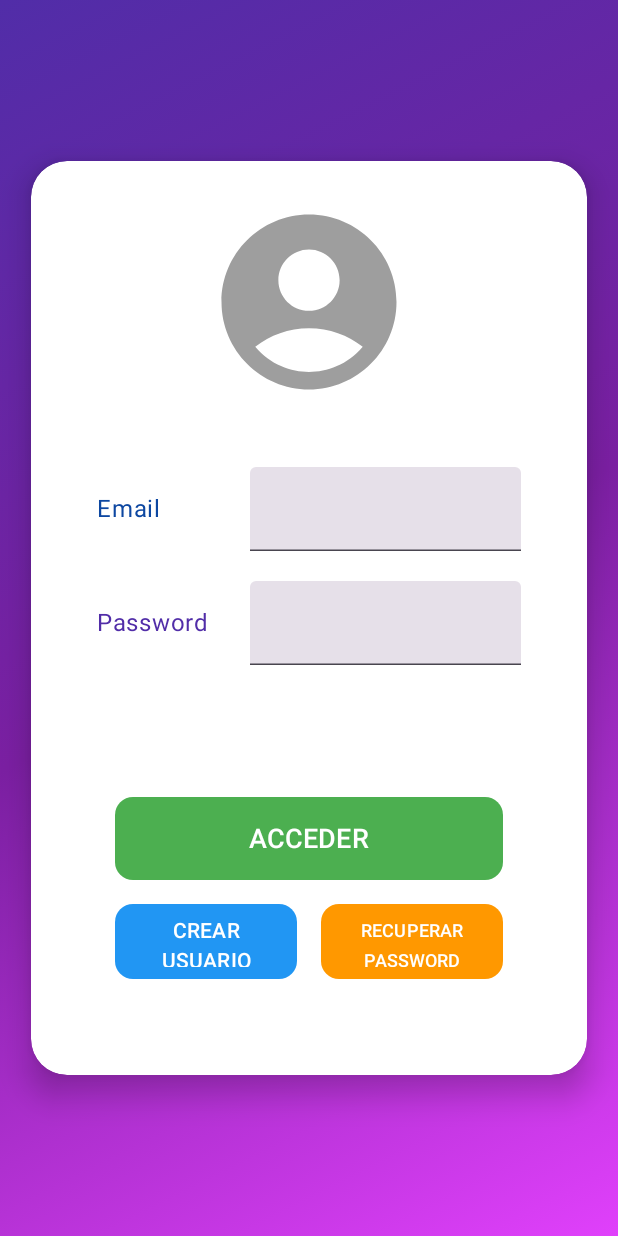
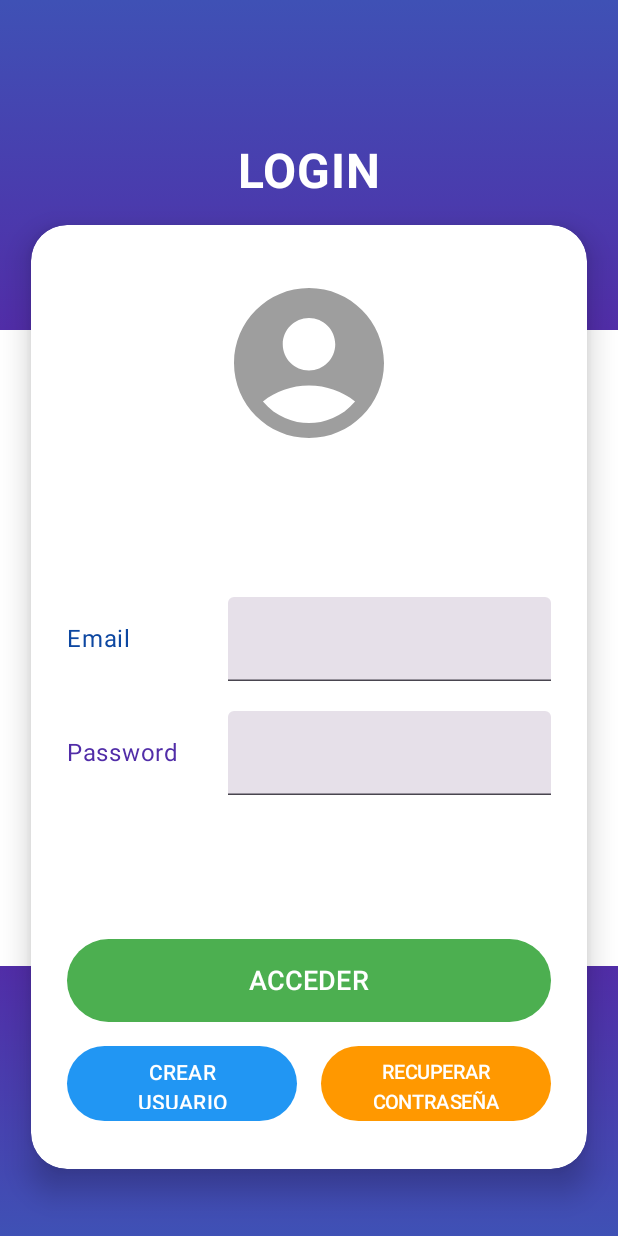
Before and after one commit to andvigofp/ProyectoAndroid_Eduardo_Andres, an Android app built with Jetpack Compose: the @Preview function LoginScreenPreview, on a phone screen of 412 x 824 dp. Run offline under Robolectric (Android 15) with nearby library versions, the phone set to English and light mode, and no system bars.

Commit message:
Arreglado el problema de la pantalla de Loging que hacía que se comprimiera los componenetes y el texto

```diff
--- a/app/build.gradle.kts
+++ b/app/build.gradle.kts
@@ -50,7 +50,7 @@ dependencies {
     implementation(libs.androidx.compose.ui.tooling.preview)
     implementation(libs.androidx.compose.material3)
     implementation("androidx.compose.material:material-icons-extended")
-    implementation("io.coil-kt:coil-compose:2.5.0")
+    implementation("io.coil-kt:coil-compose:2.7.0")
     testImplementation(libs.junit)
     androidTestImplementation(libs.androidx.junit)
     androidTestImplementation(libs.androidx.espresso.core)
--- a/app/src/main/java/com/example/proyecto_eduardo_andres/componentes/componenteLogin/LoginButtonTexts.kt
+++ b/app/src/main/java/com/example/proyecto_eduardo_andres/myComponents/componenteLogin/LoginButtonTexts.kt
@@ -1,4 +1,4 @@
-package com.example.proyecto_eduardo_andres.componentes.componenteLogin
+package com.example.proyecto_eduardo_andres.myComponents.componenteLogin
 
 data class LoginButtonTexts(
     val acceder: String = "ACCEDER",
--- a/app/src/main/java/com/example/proyecto_eduardo_andres/componentes/componenteLogin/LoginButtons.kt
+++ b/app/src/main/java/com/example/proyecto_eduardo_andres/myComponents/componenteLogin/LoginButtons.kt
@@ -1,4 +1,4 @@
-package com.example.proyecto_eduardo_andres.componentes.componenteLogin
+package com.example.proyecto_eduardo_andres.myComponents.componenteLogin
 
 import androidx.compose.foundation.layout.*
 import androidx.compose.material3.*
@@ -18,48 +18,39 @@ fun LoginButtons(
     onRecuperarPasswordClick: () -> Unit
 ) {
     Column(
-        modifier = Modifier
-            .fillMaxWidth()
-            .padding(horizontal = 32.dp, vertical = 40.dp),
+        modifier = Modifier.fillMaxWidth(),
         horizontalAlignment = Alignment.CenterHorizontally
     ) {
-        // Botón principal: ACCEDER
+        // ACCEDER
         Button(
             onClick = onAccederClick,
             colors = ButtonDefaults.buttonColors(
-                containerColor = Color(0xFF4CAF50), // Verde brillante
+                containerColor = Color(0xFF4CAF50),
                 contentColor = Color.White
             ),
             modifier = Modifier
                 .fillMaxWidth()
-                .padding(vertical = 8.dp)
-                .height(55.dp),
-            shape = MaterialTheme.shapes.medium
+                .height(55.dp)
         ) {
-            Text(
-                text = "ACCEDER",
-                fontSize = 18.sp
-            )
+            Text("ACCEDER", fontSize = 18.sp)
         }
 
-        // Fila inferior: CREAR USUARIO y RECUPERAR PASSWORD
+        Spacer(modifier = Modifier.height(16.dp))
+
+        // Fila inferior
         Row(
-            modifier = Modifier
-                .fillMaxWidth()
-                .padding(top = 8.dp),
-            horizontalArrangement = Arrangement.SpaceBetween
+            modifier = Modifier.fillMaxWidth(),
+            horizontalArrangement = Arrangement.spacedBy(16.dp)
         ) {
-            // CREAR USUARIO
             Button(
                 onClick = onCrearUsuarioClick,
                 colors = ButtonDefaults.buttonColors(
-                    containerColor = Color(0xFF2196F3), // Azul fuerte
+                    containerColor = Color(0xFF2196F3),
                     contentColor = Color.White
                 ),
                 modifier = Modifier
                     .weight(1f)
-                    .height(50.dp),
-                shape = MaterialTheme.shapes.medium
+                    .height(50.dp)
             ) {
                 Text(
                     text = "CREAR USUARIO",
@@ -68,25 +59,20 @@ fun LoginButtons(
                 )
             }
 
-            Spacer(modifier = Modifier.width(16.dp))
-
-            // RECUPERAR PASSWORD (ajustado)
             Button(
                 onClick = onRecuperarPasswordClick,
                 colors = ButtonDefaults.buttonColors(
-                    containerColor = Color(0xFFFF9800), // Naranja llamativo
+                    containerColor = Color(0xFFFF9800),
                     contentColor = Color.White
                 ),
                 modifier = Modifier
                     .weight(1f)
-                    .height(50.dp),
-                shape = MaterialTheme.shapes.medium
+                    .height(50.dp)
             ) {
                 Text(
-                    text = "RECUPERAR PASSWORD",
-                    fontSize = 12.sp, // más pequeño
-                    textAlign = TextAlign.Center,
-                    modifier = Modifier.fillMaxWidth()
+                    text = "RECUPERAR CONTRASEÑA",
+                    fontSize = 13.sp,
+                    textAlign = TextAlign.Center
                 )
             }
         }
--- a/app/src/main/java/com/example/proyecto_eduardo_andres/componentes/componteLoging/LoginData.kt
+++ b/app/src/main/java/com/example/proyecto_eduardo_andres/myComponents/componenteLogin/LoginData.kt
@@ -1,4 +1,4 @@
-package com.example.proyecto_eduardo_andres.componentes.componteLoging
+package com.example.proyecto_eduardo_andres.myComponents.componenteLogin
 
 data class LoginData(
     val email: String = "",
--- a/app/src/main/java/com/example/proyecto_eduardo_andres/componentes/componteLoging/campoLoging.kt
+++ b/app/src/main/java/com/example/proyecto_eduardo_andres/myComponents/componenteLogin/campoLoging.kt
@@ -1,15 +1,13 @@
-package com.example.proyecto_eduardo_andres.componentes.componteLoging
+package com.example.proyecto_eduardo_andres.myComponents.componenteLogin
 
 import androidx.compose.foundation.layout.Arrangement
 import androidx.compose.foundation.layout.Column
 import androidx.compose.foundation.layout.Row
 import androidx.compose.foundation.layout.fillMaxWidth
 import androidx.compose.foundation.layout.padding
-import androidx.compose.material3.ExperimentalMaterial3Api
 import androidx.compose.material3.MaterialTheme
 import androidx.compose.material3.Text
 import androidx.compose.material3.TextField
-import androidx.compose.material3.TextFieldDefaults
 import androidx.compose.runtime.Composable
 import androidx.compose.runtime.getValue
 import androidx.compose.runtime.mutableStateOf
@@ -28,53 +26,43 @@ fun CamposLogin(
     onLoginDataChange: (LoginData) -> Unit
 ) {
     Column(
-        modifier = Modifier
-            .fillMaxWidth()
-            .padding(20.dp),
+        modifier = Modifier.fillMaxWidth(),
         verticalArrangement = Arrangement.spacedBy(20.dp)
     ) {
         // EMAIL
         Row(
             modifier = Modifier.fillMaxWidth(),
-            verticalAlignment = Alignment.CenterVertically,
-            horizontalArrangement = Arrangement.SpaceBetween
+            verticalAlignment = Alignment.CenterVertically
         ) {
             Text(
                 text = "Email",
-                color = Color(0xFF0D47A1), // azul oscuro (coherente con toolbar)
-                modifier = Modifier.weight(1f),
-                style = MaterialTheme.typography.bodyLarge
+                color = Color(0xFF0D47A1),
+                modifier = Modifier.weight(1f)
             )
             TextField(
                 value = loginData.email,
                 onValueChange = { onLoginDataChange(loginData.copy(email = it)) },
                 singleLine = true,
-                modifier = Modifier
-                    .weight(2f)
-                    .padding(start = 8.dp)
+                modifier = Modifier.weight(2f)
             )
         }
 
         // PASSWORD
         Row(
             modifier = Modifier.fillMaxWidth(),
-            verticalAlignment = Alignment.CenterVertically,
-            horizontalArrangement = Arrangement.SpaceBetween
+            verticalAlignment = Alignment.CenterVertically
         ) {
             Text(
                 text = "Password",
-                color = Color(0xFF512DA8), // violeta suave
-                modifier = Modifier.weight(1f),
-                style = MaterialTheme.typography.bodyLarge
+                color = Color(0xFF512DA8),
+                modifier = Modifier.weight(1f)
             )
             TextField(
                 value = loginData.password,
                 onValueChange = { onLoginDataChange(loginData.copy(password = it)) },
                 singleLine = true,
                 visualTransformation = PasswordVisualTransformation(),
-                modifier = Modifier
-                    .weight(2f)
-                    .padding(start = 8.dp)
+                modifier = Modifier.weight(2f)
             )
         }
     }
--- a/app/src/main/java/com/example/proyecto_eduardo_andres/componentes/toolBar.kt
+++ b/app/src/main/java/com/example/proyecto_eduardo_andres/myComponents/toolBar.kt
@@ -1,4 +1,4 @@
-package com.example.proyecto_eduardo_andres.componentes
+package com.example.proyecto_eduardo_andres.myComponents
 
 import androidx.compose.foundation.background
 import androidx.compose.foundation.layout.Arrangement
@@ -13,8 +13,6 @@ import androidx.compose.material.icons.filled.Home
 import androidx.compose.material.icons.filled.Person
 import androidx.compose.material3.Icon
 import androidx.compose.material3.IconButton
-import androidx.compose.material3.MaterialTheme
-import androidx.compose.material3.Text
 import androidx.compose.runtime.Composable
 import androidx.compose.ui.Alignment
 import androidx.compose.ui.Modifier
--- a/app/src/main/java/com/example/proyecto_eduardo_andres/screens/LoginScreen.kt
+++ b/app/src/main/java/com/example/proyecto_eduardo_andres/screens/LoginScreen.kt
@@ -13,17 +13,18 @@ import androidx.compose.ui.Alignment
 import androidx.compose.ui.Modifier
 import androidx.compose.ui.draw.clip
 import androidx.compose.ui.draw.shadow
+import androidx.compose.ui.geometry.Offset
 import androidx.compose.ui.graphics.Brush
 import androidx.compose.ui.graphics.Color
 import androidx.compose.ui.layout.ContentScale
-import androidx.compose.ui.res.painterResource
+import androidx.compose.ui.text.font.FontWeight
 import androidx.compose.ui.tooling.preview.Preview
 import androidx.compose.ui.unit.dp
+import androidx.compose.ui.unit.sp
 import coil.compose.AsyncImage
-import com.example.proyecto_eduardo_andres.componentes.componenteLogin.LoginButtonTexts
-import com.example.proyecto_eduardo_andres.componentes.componenteLogin.LoginButtons
-import com.example.proyecto_eduardo_andres.componentes.componteLoging.CamposLogin
-import com.example.proyecto_eduardo_andres.componentes.componteLoging.LoginData
+import com.example.proyecto_eduardo_andres.myComponents.componenteLogin.LoginButtons
+import com.example.proyecto_eduardo_andres.myComponents.componenteLogin.CamposLogin
+import com.example.proyecto_eduardo_andres.myComponents.componenteLogin.LoginData
 
 
 @Composable
@@ -35,38 +36,76 @@ fun LoginScreen(
 ) {
     var loginData by remember { mutableStateOf(LoginData()) }
 
-    // Fondo con gradiente llamativo
     Box(
         modifier = Modifier
             .fillMaxSize()
+            .background(Color.White)
+    ) {
+        // Degradado superior (toolbar)
+        Box(
+            modifier = Modifier
+                .fillMaxWidth()
+                .height(220.dp)
                 .background(
-                Brush.linearGradient(
-                    colors = listOf(
-                        Color(0xFF512DA8), // Violeta oscuro
-                        Color(0xFF7B1FA2), // Violeta medio
-                        Color(0xFFE040FB)  // Rosa fuerte
+                    Brush.verticalGradient(
+                        listOf(
+                            Color(0xFF3F51B5),
+                            Color(0xFF512DA8)
                         )
                     )
-            ),
-        contentAlignment = Alignment.Center
+                )
+        )
+
+        // Degradado inferior (background detrás de los botones)
+        Box(
+            modifier = Modifier
+                .fillMaxWidth()
+                .height(180.dp)
+                .align(Alignment.BottomCenter) // Pegado al fondo
+                .background(
+                    Brush.verticalGradient(
+                        listOf(
+                            Color(0xFF512DA8),
+                            Color(0xFF3F51B5)
+                        )
+                    )
+                )
+        )
+
+        // Contenido principal
+        Column(
+            modifier = Modifier
+                .fillMaxSize()
+                .padding(top = 95.dp, bottom = 32.dp), // padding inferior para no chocar con bottom
+            horizontalAlignment = Alignment.CenterHorizontally,
+            verticalArrangement = Arrangement.Top
         ) {
-        // Contenedor principal (columna centrada con sombra)
+            // Título LOGIN
+            Text(
+                text = "LOGIN",
+                fontSize = 32.sp,
+                fontWeight = FontWeight.Bold,
+                color = Color.White,
+                modifier = Modifier.padding(bottom = 16.dp)
+            )
+
+            // Tarjeta del formulario
             Column(
                 modifier = Modifier
                     .fillMaxWidth(0.9f)
                     .shadow(12.dp, RoundedCornerShape(24.dp))
                     .background(Color.White, RoundedCornerShape(24.dp))
-                .padding(24.dp),
+                    .padding(horizontal = 24.dp, vertical = 32.dp),
                 horizontalAlignment = Alignment.CenterHorizontally,
-            verticalArrangement = Arrangement.spacedBy(20.dp)
+                verticalArrangement = Arrangement.spacedBy(40.dp)
             ) {
-            // IMAGEN DE PERFIL EN LA PARTE SUPERIOR
+                // Imagen de perfil
                 if (userImageUrl != null) {
                     AsyncImage(
                         model = userImageUrl,
                         contentDescription = "Imagen de perfil",
                         modifier = Modifier
-                        .size(100.dp)
+                            .size(120.dp)
                             .clip(CircleShape)
                             .background(Color.LightGray, CircleShape),
                         contentScale = ContentScale.Crop
@@ -75,25 +114,28 @@ fun LoginScreen(
                     Icon(
                         imageVector = Icons.Default.AccountCircle,
                         contentDescription = "Usuario sin imagen",
-                    modifier = Modifier
-                        .size(140.dp)
-                        .clip(CircleShape),
+                        modifier = Modifier.size(120.dp),
                         tint = Color(0xFF9E9E9E)
                     )
                 }
 
-            // CAMPOS DE LOGIN
+                Spacer(modifier = Modifier.height(16.dp))
+
+                // Campos de login
                 CamposLogin(
                     loginData = loginData,
                     onLoginDataChange = { loginData = it }
                 )
 
-            // BOTONES DE LOGIN
+                Spacer(modifier = Modifier.height(16.dp))
+
+                // Botones
                 LoginButtons(
                     onAccederClick = onAccederClick,
                     onCrearUsuarioClick = onCrearUsuarioClick,
                     onRecuperarPasswordClick = onRecuperarPasswordClick
                 )
+            }
         }
     }
 }
@@ -103,7 +145,7 @@ fun LoginScreen(
 fun LoginScreenPreview() {
     MaterialTheme {
         LoginScreen(
-            userImageUrl = null, // Cambia por una URL para probar con imagen real
+            userImageUrl = null,
             onAccederClick = {},
             onCrearUsuarioClick = {},
             onRecuperarPasswordClick = {}
```
Lines whose indentation alone changed are shown as unchanged.
